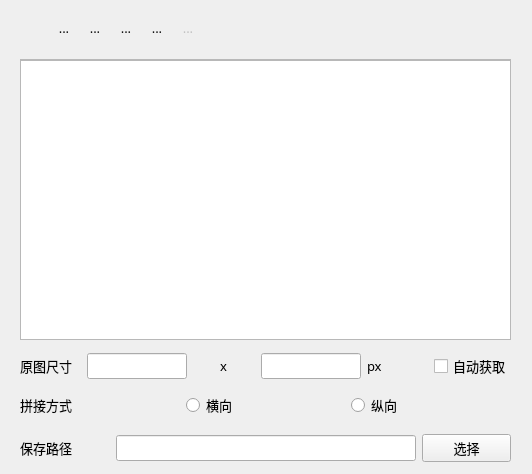
hitechbeijing/image_merge, file image_merge.ui: the form before one commit.
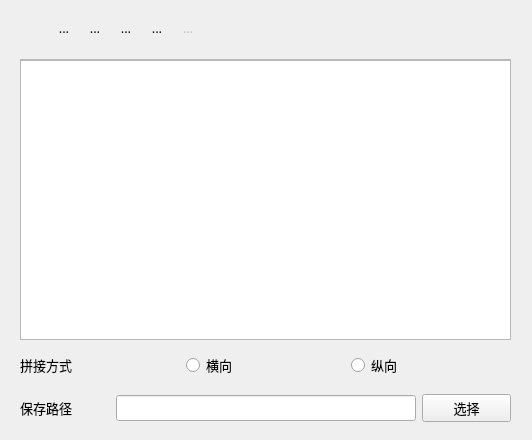
The form after the commit. Icons and pictures are not drawn.

Patch:
```diff
--- a/image_merge.ui
+++ b/image_merge.ui
@@ -13,7 +13,7 @@
     <x>0</x>
     <y>0</y>
     <width>532</width>
-    <height>474</height>
+    <height>440</height>
    </rect>
   </property>
   <property name="sizePolicy">
@@ -154,77 +154,11 @@
     </item>
    </layout>
   </widget>
-  <widget class="QWidget" name="gridLayoutWidget_3">
-   <property name="geometry">
-    <rect>
-     <x>20</x>
-     <y>350</y>
-     <width>491</width>
-     <height>33</height>
-    </rect>
-   </property>
-   <layout class="QGridLayout" name="gridLayout_3">
-    <item row="0" column="9">
-     <widget class="QCheckBox" name="auto_size">
-      <property name="text">
-       <string>自动获取</string>
-      </property>
-     </widget>
-    </item>
-    <item row="0" column="0" alignment="Qt::AlignLeft">
-     <widget class="QLabel" name="image_column_size_label">
-      <property name="maximumSize">
-       <size>
-        <width>104</width>
-        <height>16777215</height>
-       </size>
-      </property>
-      <property name="text">
-       <string>原图尺寸</string>
-      </property>
-     </widget>
-    </item>
-    <item row="0" column="3" alignment="Qt::AlignHCenter">
-     <widget class="QLabel" name="image_row_size_label">
-      <property name="text">
-       <string>x</string>
-      </property>
-     </widget>
-    </item>
-    <item row="0" column="2">
-     <widget class="QLineEdit" name="image_column_size_Edit">
-      <property name="maximumSize">
-       <size>
-        <width>100</width>
-        <height>16777215</height>
-       </size>
-      </property>
-     </widget>
-    </item>
-    <item row="0" column="8" alignment="Qt::AlignLeft">
-     <widget class="QLabel" name="label">
-      <property name="text">
-       <string>px</string>
-      </property>
-     </widget>
-    </item>
-    <item row="0" column="7">
-     <widget class="QLineEdit" name="image_row_size_Edit">
-      <property name="maximumSize">
-       <size>
-        <width>100</width>
-        <height>16777215</height>
-       </size>
-      </property>
-     </widget>
-    </item>
-   </layout>
-  </widget>
   <widget class="QWidget" name="gridLayoutWidget_4">
    <property name="geometry">
     <rect>
      <x>20</x>
-     <y>390</y>
+     <y>350</y>
      <width>491</width>
      <height>31</height>
     </rect>
@@ -257,7 +191,7 @@
    <property name="geometry">
     <rect>
      <x>20</x>
-     <y>430</y>
+     <y>390</y>
      <width>491</width>
      <height>36</height>
     </rect>
```
